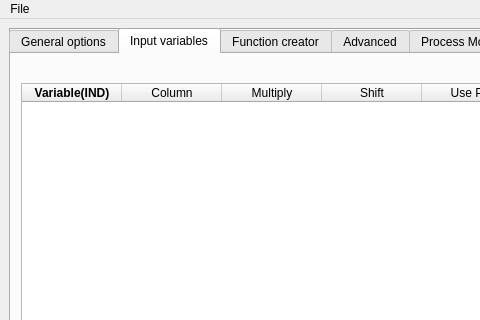
The window that gui/LSD.ui (pclusius/arca-box) describes before a commit, drawn with Qt 5; both pictures show x 0 to 480 and y 0 to 320 of the 979 by 786 pixel window.
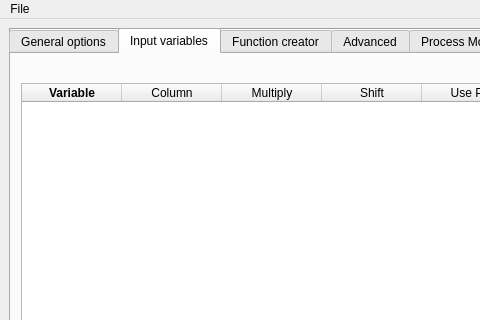
The same window after the commit. The open tabs and pages were chosen to show the change. Custom widgets are drawn as their Qt base class.

Patch:
```diff
--- a/gui/LSD.ui
+++ b/gui/LSD.ui
@@ -1054,7 +1054,7 @@
        </property>
        <column>
         <property name="text">
-         <string>Variable(IND)</string>
+         <string>Variable</string>
         </property>
         <property name="font">
          <font>
```
Left out of the diff: 2 changed lines with no effect on the pictures.
